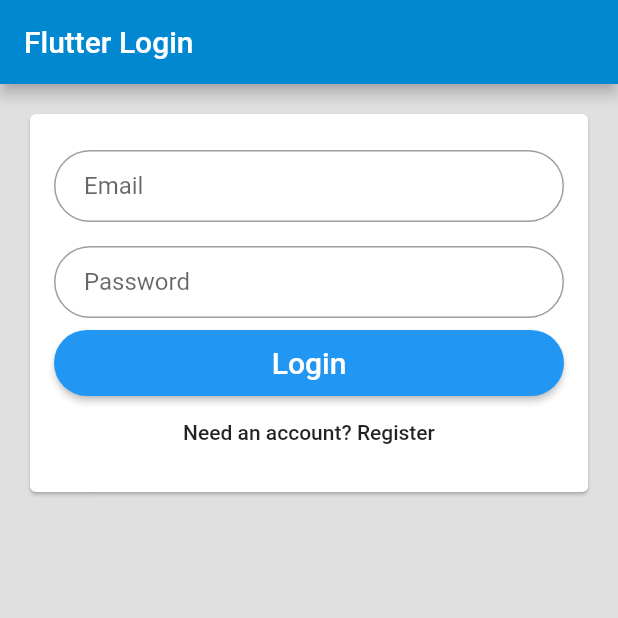
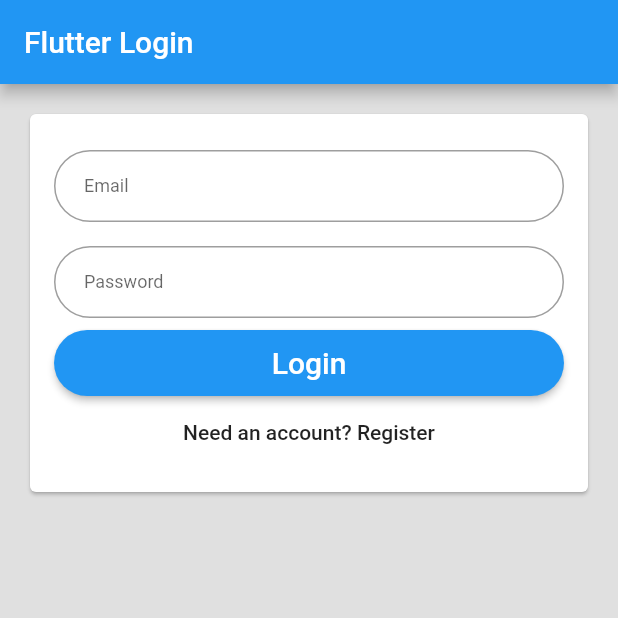
Before and after one commit to laksh22/NTYou, a Flutter app: the screen it shows after launch, on a phone screen of 412 x 824 dp, the top half of it. Run offline on Flutter 3.47's test engine with Material 2 defaults, Android fonts, the phone set to English and light mode, and no system bars; our stand-ins replace carousel_slider, cloud_firestore, firebase_auth, flutter_redux, page_view_indicators, redux; missing offline and left inert: flutter_list_drag_and_drop, snaplist; accounts and stored records are empty.

Commit message:
todo finished

```diff
--- a/lib/main.dart
+++ b/lib/main.dart
@@ -1,25 +1,67 @@
 import 'package:flutter/material.dart';
 import 'root_page.dart';
 import 'package:tech_fest_app/auth/auth.dart';
+import 'package:flutter_redux/flutter_redux.dart';
+import 'package:tech_fest_app/todolistv2/data_provider.dart';
+import 'package:tech_fest_app/todolistv2/model.dart';
+import 'package:tech_fest_app/todolistv2/projects_screen.dart';
+import 'package:redux/redux.dart';
 
-void main() => runApp(new MyApp());
+final store = Store<CategoryState>(stateReducer,
+    initialState: CategoryState([
+      Category(0, Icons.person, Colors.blue, "Personal", [
+        Task(0, "Task", false),
+      ]),
+      Category(1, Icons.content_paste, Colors.orange, "Work", [])
+    ]));
 
-class MyApp extends StatelessWidget {
-  // This widget is the root of your application.
+void main() => runApp(FlutterReduxApp(store: store));
+
+ class FlutterReduxApp extends StatelessWidget {
+   final Store<CategoryState> store;
+   const FlutterReduxApp({Key key, this.store}) : super(key: key);
+
    @override
    Widget build(BuildContext context) {
-    return new MaterialApp(
-      title: 'Tech Fest',
-      theme: new ThemeData(
+     return StoreProvider<CategoryState>(
+       child: MaterialApp(
+         title: 'Flutter Demo',
+         theme: ThemeData(
              primarySwatch: Colors.blue,
-        primaryColor: Colors.lightBlue[700],
-        accentColor: Colors.lightBlue[700],
-        scaffoldBackgroundColor: Color(0xFFF5F5F5),
-        buttonTheme: new ButtonThemeData(
-          buttonColor: Colors.lightBlue[700],
-        )
+             textTheme: TextTheme(
+               body1: TextStyle(color: Colors.white, fontSize: 28.0),
+               body2: TextStyle(color: Colors.white54, fontSize: 14.0),
+               display1: TextStyle(color: Colors.black87, fontSize: 36.0),
+               caption: TextStyle(
+                   color: Colors.white,
+                   fontSize: 12.0,
+                   fontWeight: FontWeight.bold),
+               subhead: TextStyle(color: Colors.black54, fontSize: 12.0),
+             )),
+         home: new RootPage(auth: new Auth()),
        ),
-      home: new RootPage(auth: new Auth()),
+       store: store,
      );
    }
  }
+
+//class MyApp extends StatelessWidget {
+//  // This widget is the root of your application.
+//
+//  @override
+//  Widget build(BuildContext context) {
+//    return new MaterialApp(
+//      title: 'Tech Fest',
+//      theme: new ThemeData(
+//        primarySwatch: Colors.blue,
+//        primaryColor: Colors.lightBlue[700],
+//        accentColor: Colors.lightBlue[700],
+//        scaffoldBackgroundColor: Color(0xFFF5F5F5),
+//        buttonTheme: new ButtonThemeData(
+//          buttonColor: Colors.lightBlue[700],
+//        )
+//      ),
+//      home: new RootPage(auth: new Auth()),
+//    );
+//  }
+//}
--- a/lib/todolistv2/todomain.dart
+++ b/lib/todolistv2/todomain.dart
@@ -11,7 +11,7 @@ import 'package:redux/redux.dart';
 //         Category(0, Icons.person, Colors.blue, "Personal", [
 //           Task(0, "Task", false),
 //         ]),
-//         Category(1, Icons.content_paste, Colors.orange, "Work", []),
+//         Category(1, Icons.content_paste, Colors.orange, "Work", [])
 //       ]));
 //   runApp(FlutterReduxApp(store: store));
 // }
@@ -19,7 +19,7 @@ import 'package:redux/redux.dart';
 // class FlutterReduxApp extends StatelessWidget {
 //   final Store<CategoryState> store;
 //   const FlutterReduxApp({Key key, this.store}) : super(key: key);
-
+//
 //   @override
 //   Widget build(BuildContext context) {
 //     return StoreProvider<CategoryState>(
@@ -45,6 +45,14 @@ import 'package:redux/redux.dart';
 // }
 
 class MyHomePageToDo extends StatefulWidget {
+  final store = Store<CategoryState>(stateReducer,
+       initialState: CategoryState([
+         Category(0, Icons.person, Colors.blue, "Personal", [
+           Task(0, "Task", false),
+         ]),
+         Category(1, Icons.content_paste, Colors.orange, "Work", [])
+       ]));
+
   MyHomePageToDo({Key key, this.title}) : super(key: key);
 
   final String title;
```
Lines whose indentation alone changed are shown as unchanged.
